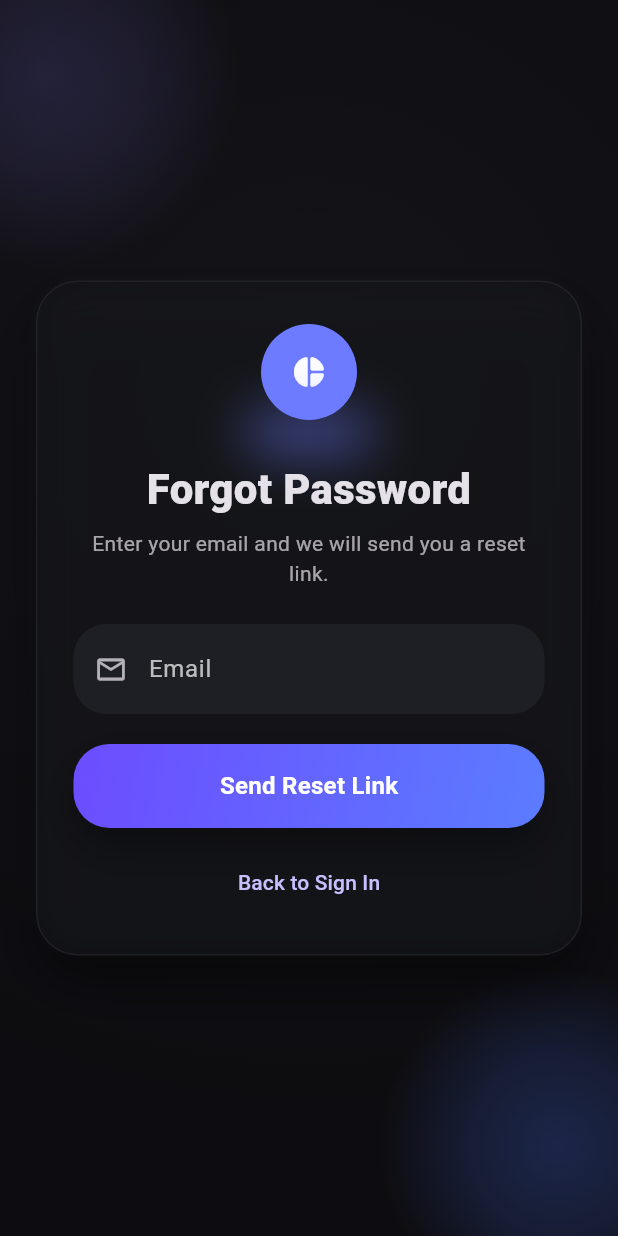
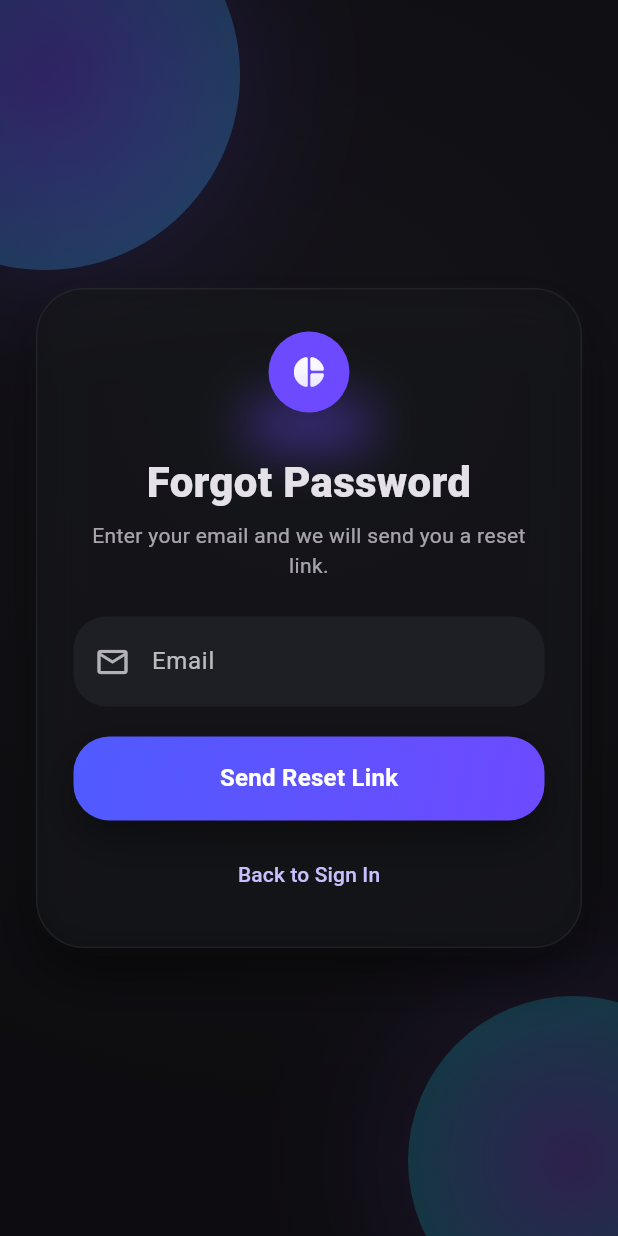
Before and after one commit to korotinmain/finoro, a Flutter app: the screen it shows after launch, after a tap on "Forgot password?", on a phone screen of 412 x 824 dp. Run offline on Flutter 3.47's test engine with Material 3 defaults, Android fonts, the phone set to English and light mode, and no system bars; our stand-ins replace cloud_firestore, firebase_auth, firebase_core, flutter_riverpod, freezed_annotation, go_router and 2 more; accounts and stored records are empty; generated files the repository leaves out were written again.

Commit message:
feat: Enhance UI consistency by replacing hardcoded values with AppSizes and AppColors across multiple screens

```diff
--- a/lib/features/settings/presentation/settings_tab.dart
+++ b/lib/features/settings/presentation/settings_tab.dart
@@ -163,7 +163,7 @@ class SettingsTab extends StatelessWidget {
                           label: t.help,
                           onTap: () {
                             HapticFeedbackHelper.lightImpact();
-                            context.go('/settings/help');
+                            context.push('/settings/help');
                           },
                         ),
                         _SettingsItemData(
--- a/lib/screens/forgot_password_screen.dart
+++ b/lib/screens/forgot_password_screen.dart
@@ -3,7 +3,10 @@ import 'package:go_router/go_router.dart';
 import 'package:flutter_gen/gen_l10n/app_localizations.dart';
 import '../services/auth_service.dart';
 import '../router.dart';
-import '../ui/auth_widgets.dart';
+import '../ui/auth_widgets.dart' hide GlowBlob;
+import '../ui/widgets/glow_blob.dart';
+import '../core/constants/app_colors.dart';
+import '../core/constants/app_sizes.dart';
 import '../core/utils/haptic_feedback.dart';
 import '../core/validators/form_validators.dart';
 
@@ -93,9 +96,6 @@ class _ForgotPasswordScreenState extends State<ForgotPasswordScreen> {
 
   @override
   Widget build(BuildContext context) {
-    const brandBlue = Color(0xFF5B7CFF);
-    const brandPurple = Color(0xFF6C4DFF);
-
     return Scaffold(
       body: Stack(
         children: [
@@ -162,10 +162,13 @@ class _ForgotPasswordScreenState extends State<ForgotPasswordScreen> {
                           GradientPillButton(
                             label: AppLocalizations.of(context)!.sendResetLink,
                             onPressed: _loading ? null : _submit,
-                            gradient: const LinearGradient(
+                            gradient: LinearGradient(
                               begin: Alignment.topLeft,
                               end: Alignment.bottomRight,
-                              colors: [brandPurple, brandBlue],
+                              colors: [
+                                AppColors.vibrantPurple,
+                                AppColors.primaryPurple,
+                              ],
                             ),
                           ),
                           const SizedBox(height: 12),
@@ -216,15 +219,11 @@ class _BackgroundBlobs extends StatelessWidget {
       ),
       child: Stack(
         children: [
-          Positioned(
-            left: -100,
-            top: -80,
-            child: _blob(const Color(0xFF2D2A48), const Size(260, 260)),
-          ),
-          Positioned(
+          GlowBlob.purpleBlue(size: AppSizes.blobMedium, left: -100, top: -80),
+          GlowBlob.purpleCyan(
+            size: AppSizes.blobSmall,
             right: -80,
             bottom: -60,
-            child: _blob(const Color(0xFF2B3C75), const Size(240, 240)),
           ),
           Positioned.fill(
             child: DecoratedBox(
@@ -244,21 +243,6 @@ class _BackgroundBlobs extends StatelessWidget {
       ),
     );
   }
-
-  Widget _blob(Color color, Size size) => Container(
-    width: size.width,
-    height: size.height,
-    decoration: BoxDecoration(
-      shape: BoxShape.circle,
-      gradient: RadialGradient(
-        colors: [
-          color.withValues(alpha: .95),
-          color.withValues(alpha: .6),
-          color.withValues(alpha: .0),
-        ],
-      ),
-    ),
-  );
 }
 
 class _GlassCard extends StatelessWidget {
@@ -266,12 +250,16 @@ class _GlassCard extends StatelessWidget {
   const _GlassCard({required this.child});
   @override
   Widget build(BuildContext context) {
-    final bg = const Color(0xFF141519);
     return Container(
-      padding: const EdgeInsets.fromLTRB(24, 28, 24, 24),
+      padding: EdgeInsets.fromLTRB(
+        AppSizes.spacing24,
+        AppSizes.spacing28,
+        AppSizes.spacing24,
+        AppSizes.spacing24,
+      ),
       decoration: BoxDecoration(
-        color: bg.withValues(alpha: .72),
-        borderRadius: BorderRadius.circular(28),
+        color: AppColors.cardBackground.withValues(alpha: .72),
+        borderRadius: BorderRadius.circular(AppSizes.radiusXXLarge),
         boxShadow: [
           BoxShadow(
             color: Colors.black.withValues(alpha: .45),
@@ -295,28 +283,27 @@ class _LogoGlow extends StatelessWidget {
   const _LogoGlow();
   @override
   Widget build(BuildContext context) {
-    const logoColor = Color(0xFF6C7BFF);
     return Column(
       children: [
         Container(
-          width: 64,
-          height: 64,
-          decoration: const BoxDecoration(
+          width: AppSizes.iconXLarge,
+          height: AppSizes.iconXLarge,
+          decoration: BoxDecoration(
             shape: BoxShape.circle,
-            color: logoColor,
+            color: AppColors.primaryPurple,
           ),
           child: const Center(
             child: Icon(Icons.pie_chart_rounded, color: Colors.white),
           ),
         ),
-        const SizedBox(height: 4),
+        SizedBox(height: AppSizes.spacing4),
         Container(
           width: 60,
           height: 8,
           decoration: BoxDecoration(
             boxShadow: [
               BoxShadow(
-                color: logoColor.withValues(alpha: .55),
+                color: AppColors.primaryPurple.withValues(alpha: .55),
                 blurRadius: 30,
                 spreadRadius: 10,
               ),
@@ -353,7 +340,7 @@ class _Field extends StatelessWidget {
   Widget build(BuildContext context) {
     final theme = Theme.of(context);
     final border = OutlineInputBorder(
-      borderRadius: BorderRadius.circular(22),
+      borderRadius: BorderRadius.circular(AppSizes.radiusMedium),
       borderSide: BorderSide.none,
     );
 
@@ -371,21 +358,24 @@ class _Field extends StatelessWidget {
             prefix == null
                 ? null
                 : Padding(
-                  padding: const EdgeInsetsDirectional.only(start: 14, end: 10),
+                  padding: EdgeInsetsDirectional.only(
+                    start: AppSizes.spacing14,
+                    end: AppSizes.spacing10,
+                  ),
                   child: IconTheme(
                     data: IconThemeData(
                       color: theme.colorScheme.onSurface.withValues(alpha: .75),
-                      size: 22,
+                      size: AppSizes.iconMedium,
                     ),
                     child: prefix!,
                   ),
                 ),
         prefixIconConstraints: const BoxConstraints(minWidth: 0, minHeight: 0),
         filled: true,
-        fillColor: const Color(0xFF1F2126).withValues(alpha: .85),
-        contentPadding: const EdgeInsets.symmetric(
-          horizontal: 18,
-          vertical: 18,
+        fillColor: AppColors.glassBackground.withValues(alpha: .85),
+        contentPadding: EdgeInsets.symmetric(
+          horizontal: AppSizes.spacing18,
+          vertical: AppSizes.spacing18,
         ),
         border: border,
         enabledBorder: border,
--- a/lib/screens/help_page.dart
+++ b/lib/screens/help_page.dart
@@ -121,7 +121,7 @@ class _HelpPageState extends State<HelpPage> {
                         icon: const Icon(Icons.arrow_back_rounded),
                         onPressed: () {
                           HapticFeedbackHelper.lightImpact();
-                          context.go('/settings');
+                          context.pop();
                         },
                       ),
                       const SizedBox(width: AppSizes.spacing8),
--- a/lib/screens/launch_screen.dart
+++ b/lib/screens/launch_screen.dart
@@ -3,6 +3,9 @@ import 'package:firebase_auth/firebase_auth.dart';
 import 'package:go_router/go_router.dart';
 import '../router.dart';
 import 'package:flutter_gen/gen_l10n/app_localizations.dart';
+import 'package:money_tracker/ui/widgets/glow_blob.dart';
+import 'package:money_tracker/core/constants/app_colors.dart';
+import 'package:money_tracker/core/constants/app_sizes.dart';
 
 class LaunchScreen extends StatefulWidget {
   const LaunchScreen({super.key});
@@ -137,23 +140,11 @@ class _LaunchScreenState extends State<LaunchScreen>
               ),
             ),
           ),
-          Positioned(
-            left: -90,
-            top: -70,
-            child: _GlowBlob(
-              size: 260,
-              color1: const Color(0xFF6D4AFF),
-              color2: const Color(0xFF3EA7FF),
-            ),
-          ),
-          Positioned(
+          GlowBlob.purpleBlue(size: AppSizes.blobMedium, left: -90, top: -70),
+          GlowBlob.purpleCyan(
+            size: AppSizes.blobLarge,
             right: -80,
             bottom: -90,
-            child: _GlowBlob(
-              size: 300,
-              color1: const Color(0xFF8B5CF6),
-              color2: const Color(0xFF22D3EE),
-            ),
           ),
           Builder(
             builder: (context) {
@@ -338,38 +329,4 @@ class _SweptLogo extends StatelessWidget {
   }
 }
 
-/// Soft background glow blobs.
-class _GlowBlob extends StatelessWidget {
-  const _GlowBlob({
-    required this.size,
-    required this.color1,
-    required this.color2,
-  });
-  final double size;
-  final Color color1;
-  final Color color2;
-
-  @override
-  Widget build(BuildContext context) {
-    return Container(
-      width: size,
-      height: size,
-      decoration: BoxDecoration(
-        shape: BoxShape.circle,
-        gradient: RadialGradient(
-          colors: [
-            color1.withValues(alpha: 0.55),
-            color2.withValues(alpha: 0.35),
-          ],
-        ),
-        boxShadow: [
-          BoxShadow(
-            color: color1.withValues(alpha: 0.35),
-            blurRadius: 80,
-            spreadRadius: 10,
-          ),
-        ],
-      ),
-    );
-  }
-}
+// Removed _GlowBlob - now using shared GlowBlob widget
--- a/lib/screens/login_screen.dart
+++ b/lib/screens/login_screen.dart
@@ -3,10 +3,12 @@ import 'package:flutter_gen/gen_l10n/app_localizations.dart';
 import 'package:money_tracker/core/services/app_launch_service.dart';
 import 'package:money_tracker/services/auth_service.dart';
 import 'package:go_router/go_router.dart';
-import 'package:money_tracker/ui/auth_widgets.dart';
+import 'package:money_tracker/ui/auth_widgets.dart' hide GlowBlob;
+import 'package:money_tracker/ui/widgets/glow_blob.dart';
 import 'package:money_tracker/router.dart';
 import 'package:money_tracker/core/utils/haptic_feedback.dart';
 import 'package:money_tracker/core/validators/form_validators.dart';
+import 'package:money_tracker/core/constants/app_sizes.dart';
 
 class LoginScreen extends StatefulWidget {
   const LoginScreen({super.key});
@@ -98,17 +100,9 @@ class _LoginScreenState extends State<LoginScreen> {
         body: Stack(
           children: [
             const AuthGradientBackground(),
-            const GlowBlob(
-              size: 220,
-              color1: Color(0xFF6D4AFF),
-              color2: Color(0xFF3EA7FF),
-              left: -80,
-              top: -60,
-            ),
-            const GlowBlob(
-              size: 260,
-              color1: Color(0xFF8B5CF6),
-              color2: Color(0xFF22D3EE),
+            GlowBlob.purpleBlue(size: AppSizes.blobSmall, left: -80, top: -60),
+            GlowBlob.purpleCyan(
+              size: AppSizes.blobMedium,
               right: -70,
               bottom: -70,
             ),
```
Also changed, not shown: lib/screens/account_settings_page.dart (+27 -8 lines), lib/screens/app_shell.dart (+17 -15 lines), lib/screens/email_confirmation_screen.dart (+26 -38 lines), lib/screens/register_screen.dart (+6 -12 lines), 1 other file.
